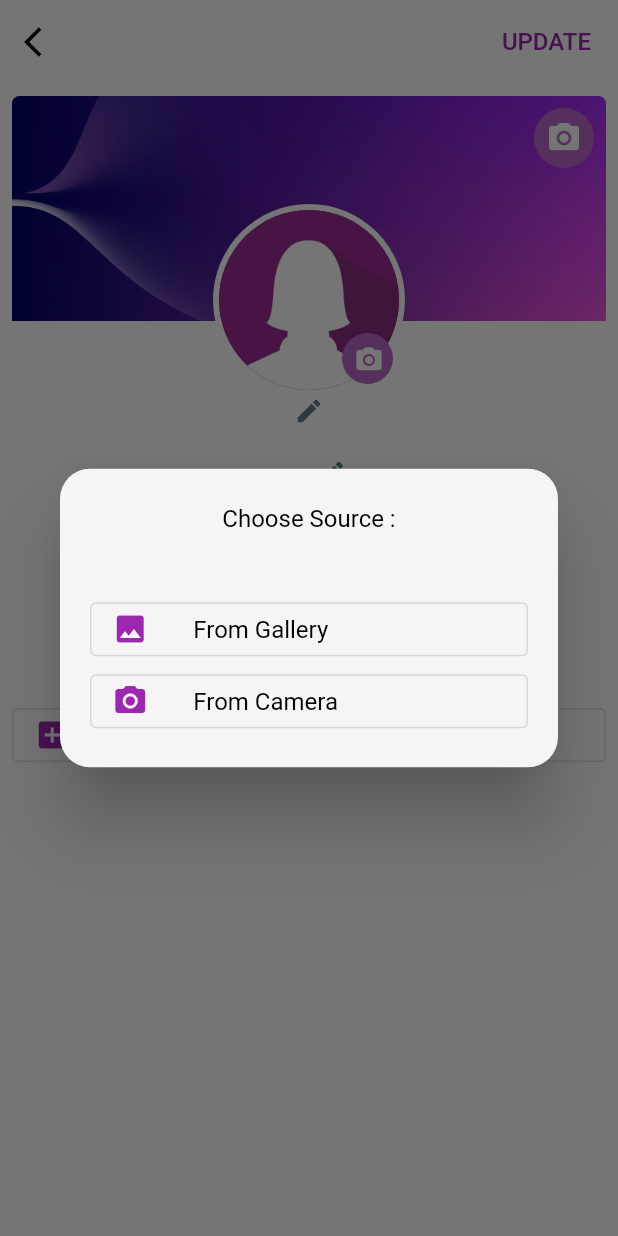
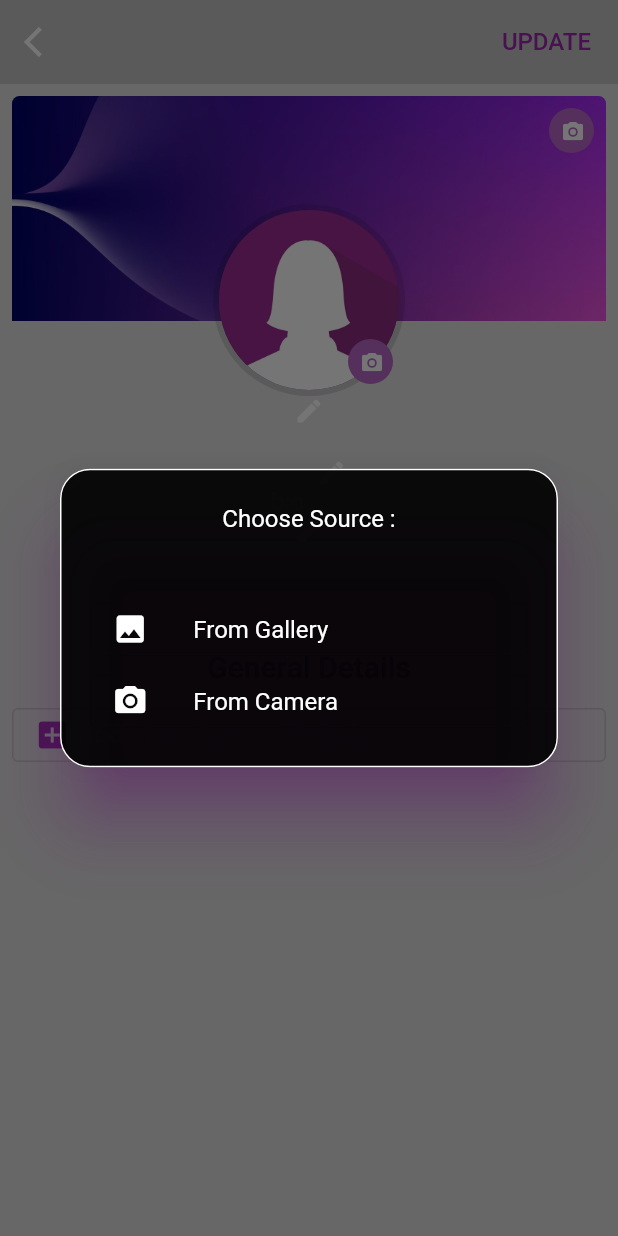
Before and after one commit to Abdo73873/social_app, a Flutter app: the EditProfileScreen screen opened directly, after a tap on the "camera alt" icon, on a phone screen of 412 x 824 dp. Run offline on Flutter 3.47's test engine with Material 2 defaults, Android fonts, the light colour scheme and no system bars; drawn by our look-alikes of cached_network_image; our stand-ins replace bloc, cloud_firestore, conditional_builder_null_safety, dio, firebase_auth, firebase_core and 6 more; accounts and stored records are empty; network calls fail.

Commit message:
profile Screen

```diff
--- a/lib/main.dart
+++ b/lib/main.dart
@@ -19,7 +19,6 @@ void main() async {
     await CacheHelper.init();
   await Firebase.initializeApp();
   bool? isDark= CacheHelper.getData(key: 'isDark',);
-
    userId =CacheHelper.getData(key: "uId");
    Widget startWidget;
     if(userId!=null){
@@ -27,7 +26,7 @@ void main() async {
     }else {startWidget=LoginScreen();}
 
 
-  runApp( MyApp(startWidget));
+  runApp( MyApp(startWidget,isDark));
 }
 
 
@@ -35,14 +34,15 @@ void main() async {
 
 class MyApp extends StatelessWidget {
    Widget startWidget;
-  MyApp(this.startWidget);
+   bool? isDark;
+  MyApp(this.startWidget,this.isDark);
   // This widget is the root of your application.
   @override
   Widget build(BuildContext context) {
     return MultiBlocProvider(
       providers: [
         BlocProvider(
-        create: (context)=>HomeCubit()..getUserData(),
+        create: (context)=>HomeCubit()..getUserData()..changeMode(fromCache: isDark),
         ),
         BlocProvider(
         create: (context)=>ProfileCubit(),
@@ -55,7 +55,7 @@ class MyApp extends StatelessWidget {
             debugShowCheckedModeBanner: false,
             theme: lightTheme,
             darkTheme: darkTheme,
-            themeMode: ThemeMode.light,
+            themeMode: HomeCubit.get(context).isDark?ThemeMode.dark:ThemeMode.light,
             home: startWidget,
           );
         },
--- a/lib/modules/profile/edit_profile.dart
+++ b/lib/modules/profile/edit_profile.dart
@@ -59,7 +59,7 @@ class EditProfileScreen extends StatelessWidget {
                       Navigator.pop(context);
                       cubit.isUploadCompleted=null;
                     }else{
-                      showToast(message: "Wait for Uploading images", state: ToastState.warning);
+                      showToast(message: "Wait for Uploading image", state: ToastState.warning);
                     }
                   }else{
                     cubit.updateUser(context);
@@ -119,85 +119,7 @@ class EditProfileScreen extends StatelessWidget {
                                       fit: BoxFit.cover,
                                     ),
                             ),
-                            Padding(
-                              padding: const EdgeInsets.all(8.0),
-                              child: CircleAvatar(
-                                  radius: 20.0,
-                                  backgroundColor: defaultColor[300],
-                                  child: IconButton(
-                                      color: Colors.white,
-                                      onPressed: () {
-                                        showDialog(
-                                          context: context,
-                                          builder: (context) => AlertDialog(
-                                            backgroundColor: Colors.grey[100],
-                                            shape: RoundedRectangleBorder(
-                                              borderRadius:
-                                                  BorderRadius.circular(20.0),
-                                            ),
-                                            actionsOverflowAlignment:
-                                                OverflowBarAlignment.center,
-                                            actionsPadding:
-                                                EdgeInsets.all(20.0),
-                                            elevation: 20.0,
-                                            title: Text(
-                                              'Choose Source :',
-                                              style: Theme.of(context)
-                                                  .textTheme
-                                                  .bodyMedium,
-                                              textAlign: TextAlign.center,
-                                            ),
-                                            actions: [
-                                              OutlinedButton(
-                                                child: Row(
-                                                  children: [
-                                                    Icon(Icons.photo),
-                                                    SizedBox(
-                                                      width: 30.0,
-                                                    ),
-                                                    Text(
-                                                      "From Gallery",
-                                                      style: Theme.of(context)
-                                                          .textTheme
-                                                          .bodyMedium,
-                                                    ),
-                                                  ],
-                                                ),
-                                                onPressed: () {
-                                                  cubit.getImage("cover", true);
-                                                  Navigator.pop(context);
-                                                },
-                                              ),
-                                              OutlinedButton(
-                                                child: Row(
-                                                  children: [
-                                                    Icon(Icons.camera_alt),
-                                                    SizedBox(
-                                                      width: 30.0,
-                                                    ),
-                                                    Text(
-                                                      "From Camera",
-                                                      style: Theme.of(context)
-                                                          .textTheme
-                                                          .bodyMedium,
-                                                    ),
-                                                  ],
-                                                ),
-                                                onPressed: () {
-                                                  cubit.getImage(
-                                                      "cover", false);
-                                                  Navigator.pop(context);
-                                                },
-                                              ),
-                                            ],
-                                          ),
-                                        );
-                                      },
-                                      icon: Icon(
-                                        Icons.camera_alt_rounded,
-                                        color: Colors.white,
-                                      ))),
-                            ),
+                            addPic(context: context,namePic: "cover"),
                           ],
                         ),
                       ),
@@ -236,84 +158,7 @@ class EditProfileScreen extends StatelessWidget {
                               ),
                             ),
                           ),
-                          Padding(
-                            padding: const EdgeInsets.all(8.0),
-                            child: CircleAvatar(
-                                radius: 17.0,
-                                backgroundColor: defaultColor[300],
-                                child: IconButton(
-                                    onPressed: () {
-                                      showDialog(
-                                        context: context,
-                                        builder: (context) => AlertDialog(
-                                          backgroundColor: Colors.grey[100],
-                                          shape: RoundedRectangleBorder(
-                                            borderRadius:
-                                                BorderRadius.circular(20.0),
-                                          ),
-                                          actionsOverflowAlignment:
-                                              OverflowBarAlignment.center,
-                                          actionsPadding: EdgeInsets.all(20.0),
-                                          elevation: 20.0,
-                                          title: Text(
-                                            'Choose Source :',
-                                            style: Theme.of(context)
-                                                .textTheme
-                                                .bodyMedium,
-                                            textAlign: TextAlign.center,
-                                          ),
-                                          actions: [
-                                            OutlinedButton(
-                                              child: Row(
-                                                children: [
-                                                  Icon(Icons.photo),
-                                                  SizedBox(
-                                                    width: 30.0,
-                                                  ),
-                                                  Text(
-                                                    "From Gallery",
-                                                    style: Theme.of(context)
-                                                        .textTheme
-                                                        .bodyMedium,
-                                                  ),
-                                                ],
-                                              ),
-                                              onPressed: () {
-                                                cubit.getImage("profile", true);
-                                                Navigator.pop(context);
-                                              },
-                                            ),
-                                            OutlinedButton(
-                                              child: Row(
-                                                children: [
-                                                  Icon(Icons.camera_alt),
-                                                  SizedBox(
-                                                    width: 30.0,
-                                                  ),
-                                                  Text(
-                                                    "From Camera",
-                                                    style: Theme.of(context)
-                                                        .textTheme
-                                                        .bodyMedium,
-                                                  ),
-                                                ],
-                                              ),
-                                              onPressed: () {
-                                                cubit.getImage(
-                                                    "profile", false);
-                                                Navigator.pop(context);
-                                              },
-                                            ),
-                                          ],
-                                        ),
-                                      );
-                                    },
-                                    icon: Icon(
-                                      Icons.camera_alt_rounded,
-                                      color: Colors.white,
-                                      size: 20.0,
-                                    ))),
-                          ),
+                          addPic(context: context,namePic: "profile"),
                         ],
                       ),
                     ],
@@ -538,4 +383,109 @@ class EditProfileScreen extends StatelessWidget {
       );
     });
   }
+
+  Widget addPic({
+  required BuildContext context,
+    required String namePic,
+})=> Padding(
+    padding: const EdgeInsets.all(8.0),
+    child: CircleAvatar(
+        radius: 15.0,
+        backgroundColor: defaultColor[300],
+        child: IconButton(
+            color: Colors.white,
+            onPressed: () {
+              showDialog(
+                context: context,
+                builder: (context) => AlertDialog(
+                  backgroundColor: Theme.of(context).scaffoldBackgroundColor.withOpacity(.9),
+                  shadowColor: defaultColor,
+                  shape: RoundedRectangleBorder(
+                    borderRadius: BorderRadius.circular(20.0),
+                    side: BorderSide(
+                      color: Theme.of(context).iconTheme.color!,
+                    ),
+                  ),
+                  actionsOverflowAlignment:
+                  OverflowBarAlignment.center,
+                  actionsPadding:
+                  EdgeInsets.all(20.0),
+                  elevation: 20.0,
+                  title: Text(
+                    'Choose Source :',
+                    style: Theme.of(context)
+                        .textTheme
+                        .bodyMedium,
+                    textAlign: TextAlign.center,
+                  ),
+                  actions: [
+                    OutlinedButton(
+                      child: Row(
+                        children: [
+                          Icon(Icons.photo,
+                          color: Theme.of(context).iconTheme.color!,),
+                          SizedBox(
+                            width: 30.0,
+                          ),
+                          Text(
+                            "From Gallery",
+                            style: Theme.of(context)
+                                .textTheme
+                                .bodyMedium,
+                          ),
+                        ],
+                      ),
+                      onPressed: () {
+                        if(namePic=="profile"){
+                          ProfileCubit.get(context).getImage("profile", true);
+                          Navigator.pop(context);
+                        }
+                        if(namePic=="cover"){
+                          ProfileCubit.get(context).getImage("cover", true);
+                          Navigator.pop(context);
+                        }
+
+
+                      },
+                    ),
+                    OutlinedButton(
+                      child: Row(
+                        children: [
+                          Icon(Icons.camera_alt,
+                            color: Theme.of(context).iconTheme.color!,),
+                          SizedBox(
+                            width: 30.0,
+                          ),
+                          Text(
+                            "From Camera",
+                            style: Theme.of(context)
+                                .textTheme
+                                .bodyMedium,
+                          ),
+                        ],
+                      ),
+                      onPressed: () {
+
+                        if(namePic=="profile"){
+                          ProfileCubit.get(context).getImage("profile", false);
+                          Navigator.pop(context);
+                        }
+                        if(namePic=="cover"){
+                          ProfileCubit.get(context).getImage("cover", false);
+                          Navigator.pop(context);
+                        }
+
+                      },
+                    ),
+                  ],
+                ),
+              );
+            },
+            icon: Icon(
+              Icons.camera_alt_rounded,
+              color: Colors.white,
+              size: 16.0,
+            ))),
+  );
+
 }
--- a/lib/modules/profile/general_details.dart
+++ b/lib/modules/profile/general_details.dart
@@ -66,7 +66,7 @@ Widget generalDetails({
     if( model.work!.isNotEmpty||openToAdd)
       Row(
         children: [
-          Icon(Icons.work),
+          Icon(Icons.work_outlined),
           SizedBox(width: 5.0,),
           SizedBox(
             width:widthField ,
@@ -138,7 +138,7 @@ Widget generalDetails({
     if( model.live!.isNotEmpty||openToAdd)
       Row(
         children: [
-          Icon(Icons.place),
+          Icon(Icons.home_work_outlined),
           SizedBox(width: 5.0,),
           SizedBox(
             width:widthField ,
```
